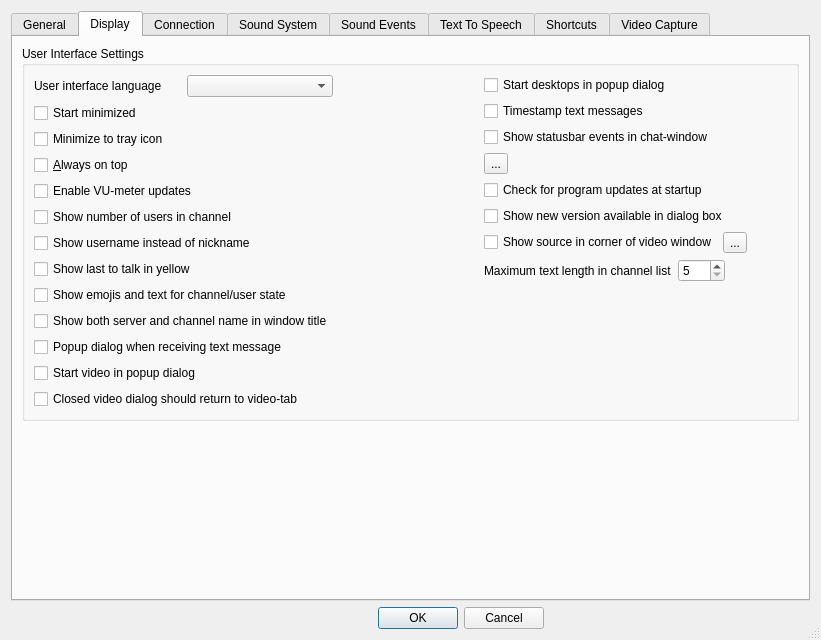
Before: the Qt Designer form Client/qtTeamTalk/preferences.ui in BearWare/TeamTalk5, drawn with Qt 5.
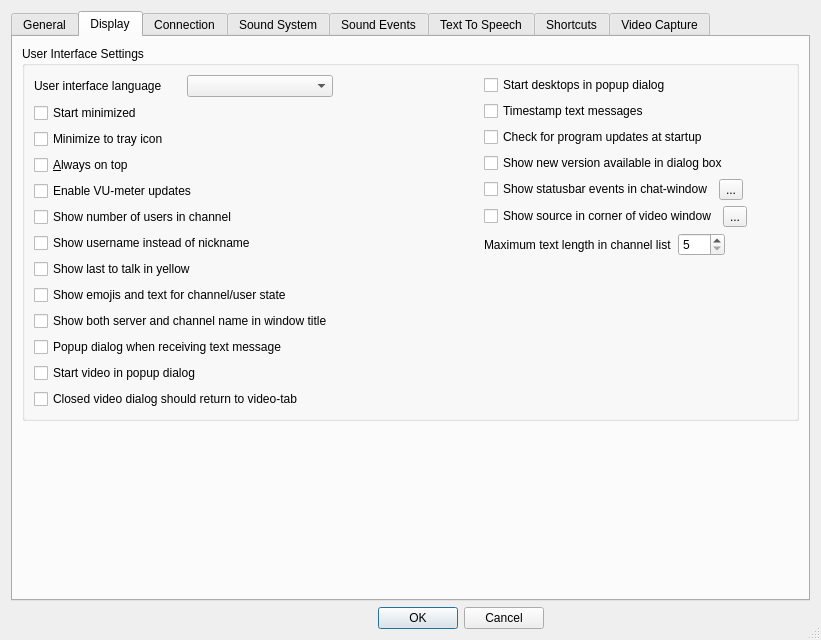
After: the same form once the commit is applied. The open tabs and pages were chosen to show the change. Icons and pictures are not drawn. Custom widgets are drawn as their Qt base class.

Commit message: Resie Display-tab in Qt Client

```diff
--- a/Client/qtTeamTalk/preferences.ui
+++ b/Client/qtTeamTalk/preferences.ui
@@ -327,7 +327,9 @@
          <property name="title">
           <string>User Interface Settings</string>
          </property>
-         <layout class="QHBoxLayout" name="horizontalLayout_18">
+         <layout class="QVBoxLayout" name="verticalLayout_4">
+          <item>
+           <layout class="QHBoxLayout" name="horizontalLayout_33">
           <item>
            <layout class="QVBoxLayout" name="verticalLayout">
             <item>
@@ -440,14 +442,14 @@
             </property>
             <property name="sizeHint" stdset="0">
              <size>
-              <width>40</width>
-              <height>20</height>
+                <width>37</width>
+                <height>17</height>
              </size>
             </property>
            </spacer>
           </item>
           <item>
-           <layout class="QVBoxLayout" name="verticalLayout_4">
+             <layout class="QVBoxLayout" name="verticalLayout_18">
             <item>
              <widget class="QCheckBox" name="desktopdlgChkBox">
               <property name="text">
@@ -462,23 +464,6 @@
               </property>
              </widget>
             </item>
-            <item>
-             <widget class="QCheckBox" name="logstatusbarChkBox">
-              <property name="text">
-               <string>Show statusbar events in chat-window</string>
-              </property>
-             </widget>
-            </item>
-            <item>
-             <widget class="QToolButton" name="statusbarToolButton">
-              <property name="accessibleName">
-               <string>Configure events</string>
-              </property>
-              <property name="text">
-               <string notr="true">...</string>
-              </property>
-             </widget>
-            </item>
             <item>
              <widget class="QCheckBox" name="updatesChkBox">
               <property name="text">
@@ -493,6 +478,40 @@
               </property>
              </widget>
             </item>
+              <item>
+               <layout class="QHBoxLayout" name="horizontalLayout_18">
+                <item>
+                 <widget class="QCheckBox" name="logstatusbarChkBox">
+                  <property name="text">
+                   <string>Show statusbar events in chat-window</string>
+                  </property>
+                 </widget>
+                </item>
+                <item>
+                 <widget class="QToolButton" name="statusbarToolButton">
+                  <property name="accessibleName">
+                   <string>Configure events</string>
+                  </property>
+                  <property name="text">
+                   <string notr="true">...</string>
+                  </property>
+                 </widget>
+                </item>
+                <item>
+                 <spacer name="horizontalSpacer_32">
+                  <property name="orientation">
+                   <enum>Qt::Horizontal</enum>
+                  </property>
+                  <property name="sizeHint" stdset="0">
+                   <size>
+                    <width>40</width>
+                    <height>20</height>
+                   </size>
+                  </property>
+                 </spacer>
+                </item>
+               </layout>
+              </item>
             <item>
              <layout class="QHBoxLayout" name="horizontalLayout_15">
               <property name="spacing">
@@ -589,6 +608,8 @@
            </layout>
           </item>
          </layout>
+          </item>
+         </layout>
         </widget>
        </item>
        <item>
```
Left out of the diff: 8 changed lines with no effect on the pictures. Lines whose indentation alone changed are shown as unchanged. The commit also changes 2 other files.
